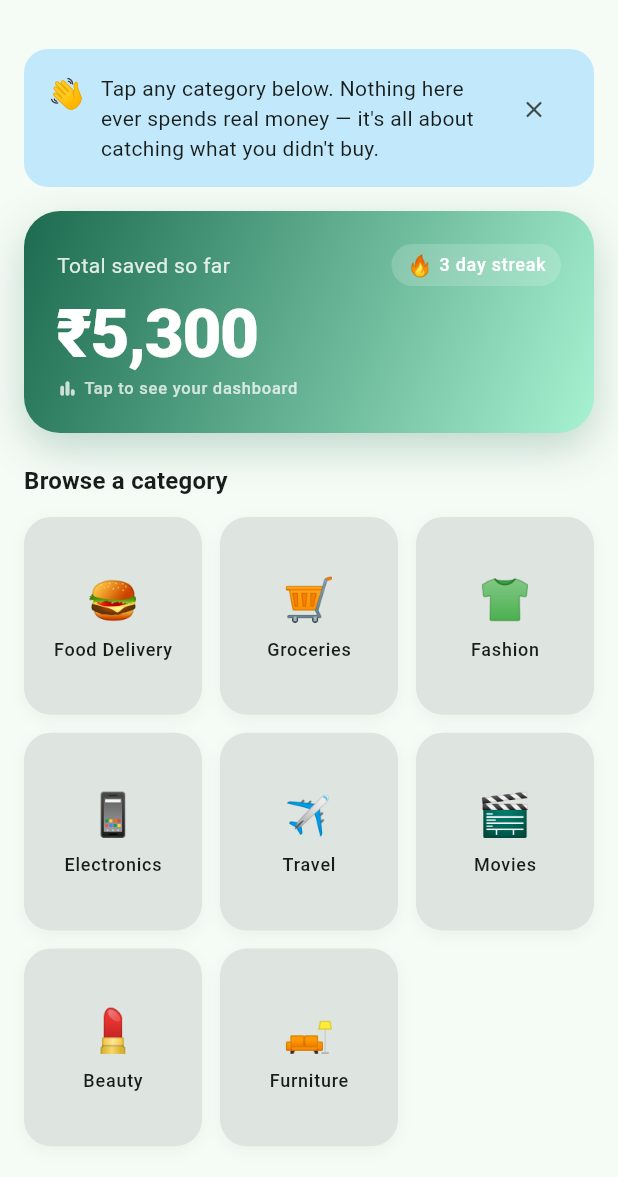
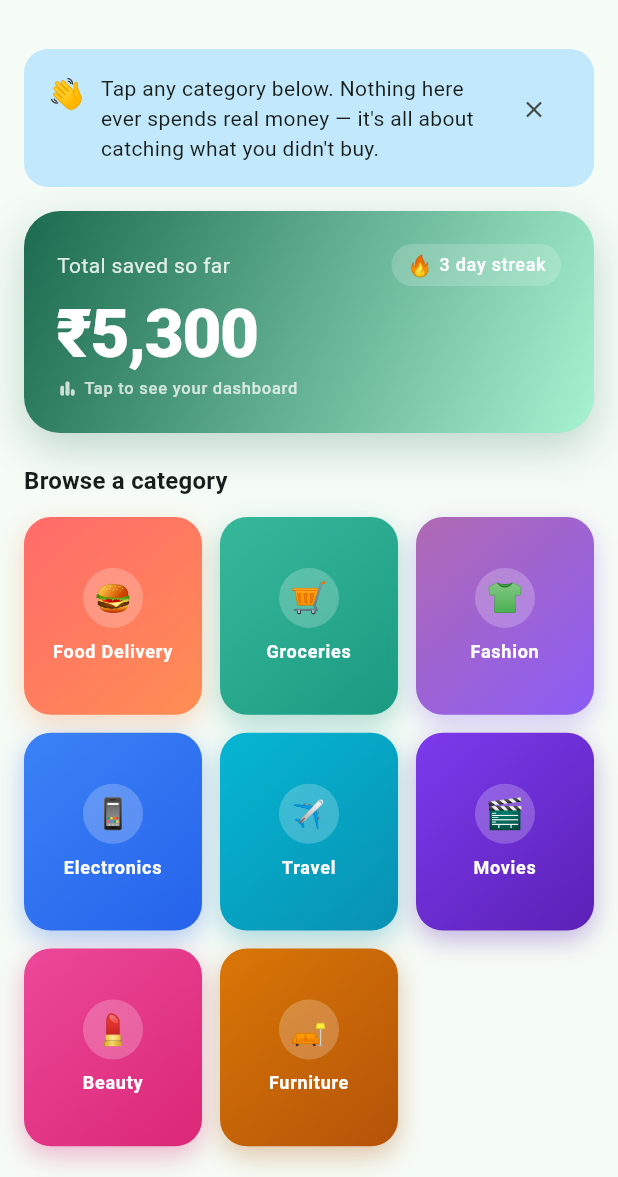
Before and after one commit to baseer-ind/spendzero, a Flutter app: the screen it shows after launch, on a phone screen of 412 x 824 dp, the part 59-1236 px from its top. Run offline on Flutter 3.47's test engine with Material 3 defaults, Android fonts, the phone set to English and light mode, and no system bars; our stand-ins replace flutter_riverpod, go_router, shared_preferences.

Commit message:
Replace flat gray category tiles with per-category gradient identity

```diff
--- a/spendzero/mobile/lib/features/home/presentation/home_screen.dart
+++ b/spendzero/mobile/lib/features/home/presentation/home_screen.dart
@@ -299,6 +299,7 @@ class _CategoryGrid extends StatelessWidget {
           index: index,
           emoji: category.emoji,
           name: category.name,
+          gradient: _categoryGradient(category.slug, index),
           onTap: () {
             HapticFeedback.selectionClick();
             final vertical = _verticalForCategory(category.id, category.slug);
@@ -363,17 +364,50 @@ String? _verticalForCategory(String categoryId, String slug) {
   return null;
 }
 
+/// Distinct two-tone gradients per category so the home grid reads as
+/// vivid, branded destinations rather than flat identical gray tiles.
+const _categoryPalette = <List<Color>>[
+  [Color(0xFFFF6B6B), Color(0xFFFF8E53)], // food — warm coral
+  [Color(0xFF38B89A), Color(0xFF1A9B82)], // grocery — fresh green
+  [Color(0xFFB06AB3), Color(0xFF8B5CF6)], // fashion — violet
+  [Color(0xFF3B82F6), Color(0xFF2563EB)], // electronics — blue
+  [Color(0xFF06B6D4), Color(0xFF0891B2)], // travel — teal
+  [Color(0xFF7C3AED), Color(0xFF5B21B6)], // movies — deep purple
+  [Color(0xFFEC4899), Color(0xFFDB2777)], // beauty — pink
+  [Color(0xFFD97706), Color(0xFFB45309)], // furniture — amber/brown
+];
+
+List<Color> _categoryGradient(String slug, int index) {
+  const slugIndex = {
+    'food': 0,
+    'grocery': 1,
+    'groceries': 1,
+    'fashion': 2,
+    'shopping': 2,
+    'electronics': 3,
+    'travel': 4,
+    'entertainment': 5,
+    'movies': 5,
+    'beauty': 6,
+    'furniture': 7,
+  };
+  final i = slugIndex[slug] ?? (index % _categoryPalette.length);
+  return _categoryPalette[i];
+}
+
 class _CategoryTile extends StatefulWidget {
   const _CategoryTile({
     required this.index,
     required this.emoji,
     required this.name,
+    required this.gradient,
     required this.onTap,
   });
 
   final int index;
   final String emoji;
   final String name;
+  final List<Color> gradient;
   final VoidCallback onTap;
 
   @override
@@ -407,15 +441,19 @@ class _CategoryTileState extends State<_CategoryTile> {
             onTap: widget.onTap,
             child: Container(
               decoration: BoxDecoration(
-                color: Theme.of(context).colorScheme.surfaceContainerHighest,
+                gradient: LinearGradient(
+                  begin: Alignment.topLeft,
+                  end: Alignment.bottomRight,
+                  colors: widget.gradient,
+                ),
                 borderRadius: BorderRadius.circular(18),
                 boxShadow: _pressed
                     ? []
                     : [
                         BoxShadow(
-                          color: Colors.black.withOpacity(0.04),
-                          blurRadius: 8,
-                          offset: const Offset(0, 3),
+                          color: widget.gradient.last.withOpacity(0.32),
+                          blurRadius: 14,
+                          offset: const Offset(0, 6),
                         ),
                       ],
               ),
@@ -425,9 +463,25 @@ class _CategoryTileState extends State<_CategoryTile> {
                 child: Column(
                   mainAxisAlignment: MainAxisAlignment.center,
                   children: [
-                    Text(widget.emoji, style: const TextStyle(fontSize: 28)),
-                    const SizedBox(height: 6),
-                    Text(widget.name, style: Theme.of(context).textTheme.labelMedium),
+                    Container(
+                      width: 40,
+                      height: 40,
+                      alignment: Alignment.center,
+                      decoration: BoxDecoration(
+                        color: Colors.white.withOpacity(0.22),
+                        shape: BoxShape.circle,
+                      ),
+                      child: Text(widget.emoji, style: const TextStyle(fontSize: 20)),
+                    ),
+                    const SizedBox(height: 8),
+                    Text(
+                      widget.name,
+                      style: Theme.of(context).textTheme.labelMedium?.copyWith(
+                            color: Colors.white,
+                            fontWeight: FontWeight.w600,
+                          ),
+                      textAlign: TextAlign.center,
+                    ),
                   ],
                 ),
               ),
```
